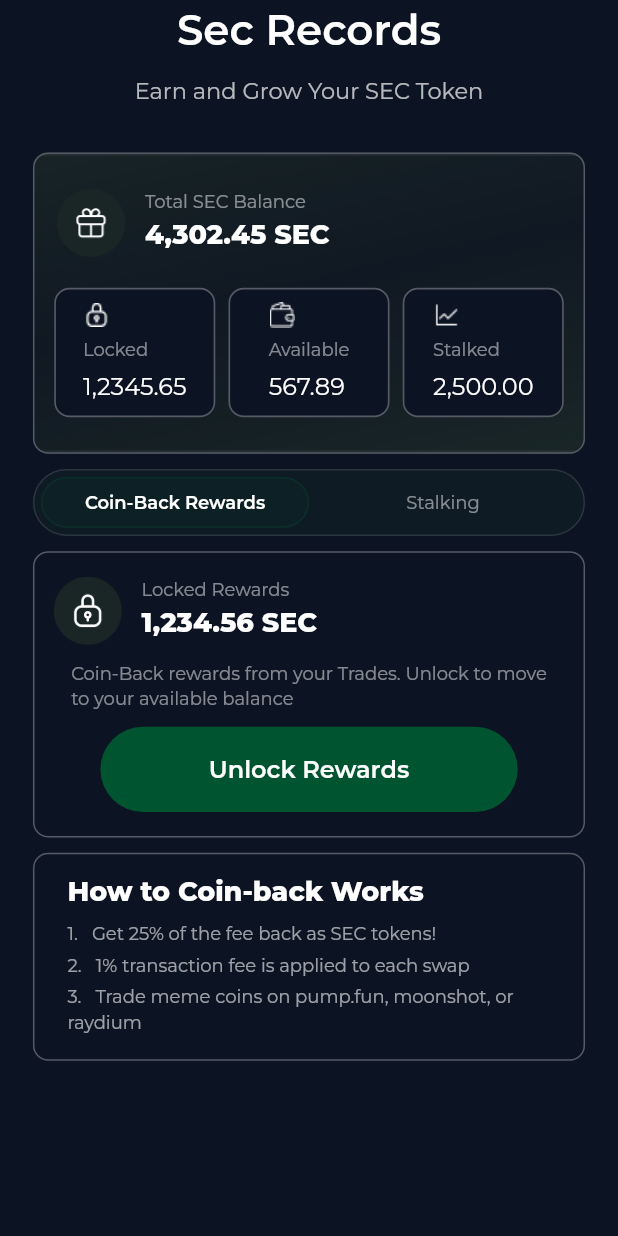
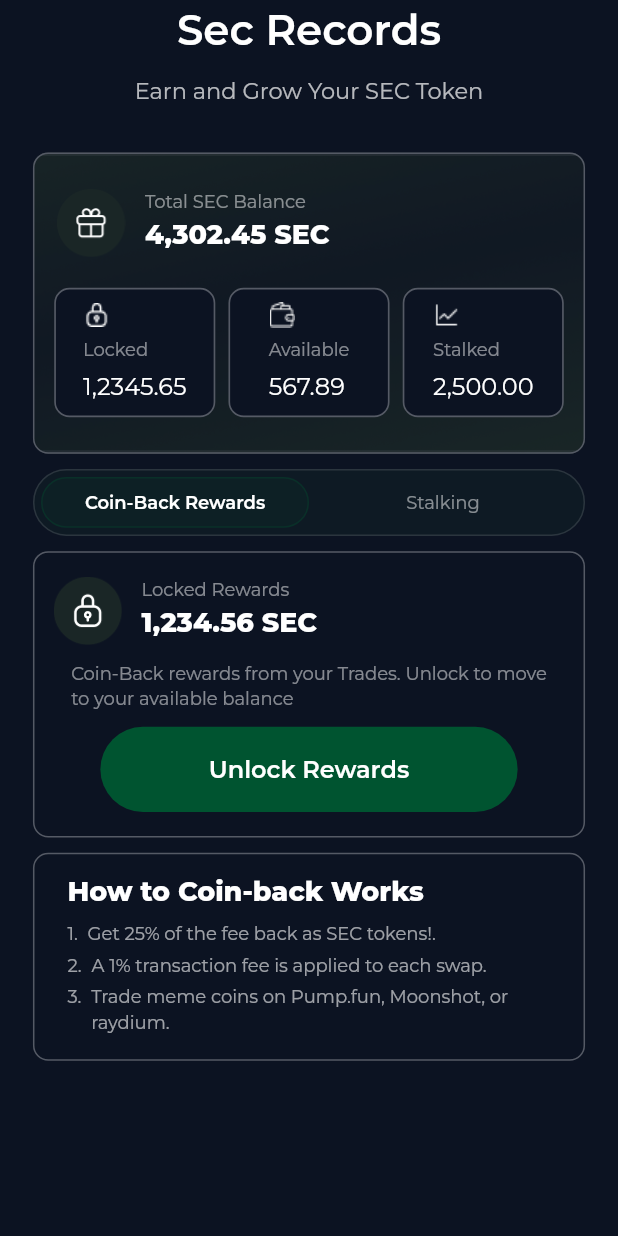
Before and after one commit to SohaibM56/SafeWallet, a Flutter app: the RewardView screen opened directly, on a phone screen of 412 x 824 dp. Run offline on Flutter 3.47's test engine with Material 3 defaults, Android fonts, the phone set to English and light mode, and no system bars; drawn by our look-alikes of flutter_animate; our stand-ins replace animate_do, cached_network_image, camera, connectivity_plus, country_picker, dropdown_button2 and 10 more; missing offline and left inert: riff_switch; accounts and stored records are empty; network calls fail.

Commit message:
intend fixed

```diff
--- a/lib/app/mvvm/view/bottom_bar_view/bar_views/reward_view.dart
+++ b/lib/app/mvvm/view/bottom_bar_view/bar_views/reward_view.dart
@@ -202,46 +202,25 @@ class _RewardViewState extends State<RewardView> {
 
                                   10.h.height,
 
-                                  Text(
-                                    "1.   Get 25% of the fee back as SEC tokens!",
-                                    style: AppTextStyles.customText12(
-                                      color: Colors.white.withValues(
-                                        alpha: 0.6,
-                                      ),
-                                      fontWeight: FontWeight.w400,
-                                    ),
-                                  ).animate().fadeIn(
-                                    duration: 600.ms,
-                                    delay: 500.ms,
-                                  ),
+                                  numberedText(
+                                    1,
+                                    "Get 25% of the fee back as SEC tokens!.",
+                                  ).animate().fadeIn(duration: 600.ms, delay: 500.ms),
+
                                   4.h.height,
 
-                                  Text(
-                                    "2.   1% transaction fee is applied to each swap",
-                                    style: AppTextStyles.customText12(
-                                      color: Colors.white.withValues(
-                                        alpha: 0.6,
-                                      ),
-                                      fontWeight: FontWeight.w400,
-                                    ),
-                                  ).animate().fadeIn(
-                                    duration: 600.ms,
-                                    delay: 500.ms,
-                                  ),
+                                  numberedText(
+                                    2,
+                                    "A 1% transaction fee is applied to each swap.",
+                                  ).animate().fadeIn(duration: 600.ms, delay: 500.ms),
+
                                   4.h.height,
 
-                                  Text(
-                                    "3.   Trade meme coins on pump.fun, moonshot, or raydium",
-                                    style: AppTextStyles.customText12(
-                                      color: Colors.white.withValues(
-                                        alpha: 0.6,
-                                      ),
-                                      fontWeight: FontWeight.w400,
-                                    ),
-                                  ).animate().fadeIn(
-                                    duration: 600.ms,
-                                    delay: 500.ms,
-                                  ),
+                                  numberedText(
+                                    3,
+                                    "Trade meme coins on Pump.fun, Moonshot, or raydium.",
+                                  ).animate().fadeIn(duration: 600.ms, delay: 500.ms),
+
                                 ],
                               ),
                             ),
@@ -613,7 +592,33 @@ class _RewardViewState extends State<RewardView> {
     );
   }
 
-  // Widget _buildStakeMoreSheet(){
+  Widget numberedText(int number, String text) {
+    return Row(
+      crossAxisAlignment: CrossAxisAlignment.start,
+      children: [
+        Text(
+          "$number.",
+          style: AppTextStyles.customText12(
+            color: Colors.white.withValues(alpha: 0.6),
+            fontWeight: FontWeight.w400,
+          ),
+        ),
+        6.w.width,
+        Expanded(
+          child: Text(
+            text,
+            style: AppTextStyles.customText12(
+              color: Colors.white.withValues(alpha: 0.6),
+              fontWeight: FontWeight.w400,
+            ),
+          ),
+        ),
+      ],
+    );
+  }
+
+
+// Widget _buildStakeMoreSheet(){
   //   return
   // }
 }
--- a/lib/app/mvvm/view/bottom_bar_view/recovery_phase_view/recovery_phase_view.dart
+++ b/lib/app/mvvm/view/bottom_bar_view/recovery_phase_view/recovery_phase_view.dart
@@ -232,7 +232,6 @@ class _RecoveryPhaseViewState extends State<RecoveryPhaseView> {
                             .animate()
                             .fadeIn(duration: 300.ms, delay: (50 * index).ms)
                             .slideY(begin: 0.3, end: 0);
-                        ;
                       },
                     ),
 
--- a/lib/app/mvvm/view/bottom_bar_view/wallet_view/wallet_view.dart
+++ b/lib/app/mvvm/view/bottom_bar_view/wallet_view/wallet_view.dart
@@ -3,10 +3,8 @@ import 'package:flutter_animate/flutter_animate.dart';
 import 'package:flutter_screenutil/flutter_screenutil.dart';
 import 'package:flutter_svg/svg.dart';
 import 'package:get/get.dart';
-import 'package:get/get_core/src/get_main.dart';
 import 'package:get/get_utils/src/extensions/widget_extensions.dart';
 import 'package:safewallet/app/config/app_assets.dart';
-import 'package:safewallet/app/config/app_routes.dart';
 import 'package:safewallet/app/widgets/custom_sheets/review_transaction_sheet.dart';
 
 import '../../../../config/app_colors.dart';
--- a/lib/app/widgets/custom_sheets/link_bank_sheet.dart
+++ b/lib/app/widgets/custom_sheets/link_bank_sheet.dart
@@ -1,15 +1,10 @@
 import 'package:flutter/material.dart';
 import 'package:flutter_screenutil/flutter_screenutil.dart';
-import 'package:flutter_svg/flutter_svg.dart';
 import 'package:get/get.dart';
 import 'package:safewallet/app/config/app_routes.dart';
 import 'package:safewallet/app/config/app_text_style.dart';
 import 'package:safewallet/app/config/padding_extensions.dart';
-import 'package:safewallet/app/config/utils.dart';
 import 'package:safewallet/app/widgets/app_custom_button.dart';
-import 'package:safewallet/app/widgets/app_custom_field.dart';
-import 'package:safewallet/app/widgets/custom_sheets/transaction_sent_sheet.dart';
-import 'package:safewallet/app/widgets/custom_sheets/transaction_success_sheet.dart';
 import 'package:safewallet/app/widgets/sizedbox_extension.dart';
 
 import '../../config/app_assets.dart';
--- a/lib/app/widgets/custom_sheets/security_check_sheet.dart
+++ b/lib/app/widgets/custom_sheets/security_check_sheet.dart
@@ -1,13 +1,11 @@
 import 'package:flutter/material.dart';
 import 'package:flutter_screenutil/flutter_screenutil.dart';
-import 'package:flutter_svg/flutter_svg.dart';
 import 'package:get/get.dart';
 import 'package:safewallet/app/config/app_text_style.dart';
 import 'package:safewallet/app/config/padding_extensions.dart';
 import 'package:safewallet/app/config/utils.dart';
 import 'package:safewallet/app/widgets/app_custom_button.dart';
 import 'package:safewallet/app/widgets/custom_sheets/transaction_sent_sheet.dart';
-import 'package:safewallet/app/widgets/custom_sheets/transaction_success_sheet.dart';
 import 'package:safewallet/app/widgets/sizedbox_extension.dart';
 
 import '../../config/app_assets.dart';
--- a/lib/app/widgets/custom_sheets/transaction_success_sheet.dart
+++ b/lib/app/widgets/custom_sheets/transaction_success_sheet.dart
@@ -5,9 +5,7 @@ import 'package:get/get.dart';
 import 'package:safewallet/app/config/app_text_style.dart';
 import 'package:safewallet/app/config/padding_extensions.dart';
 import 'package:safewallet/app/config/utils.dart';
-import 'package:safewallet/app/widgets/app_custom_button.dart';
 import 'package:safewallet/app/widgets/custom_sheets/bank_alert_sheet.dart';
-import 'package:safewallet/app/widgets/custom_sheets/transaction_sent_sheet.dart';
 import 'package:safewallet/app/widgets/sizedbox_extension.dart';
 
 import '../../config/app_assets.dart';
```
